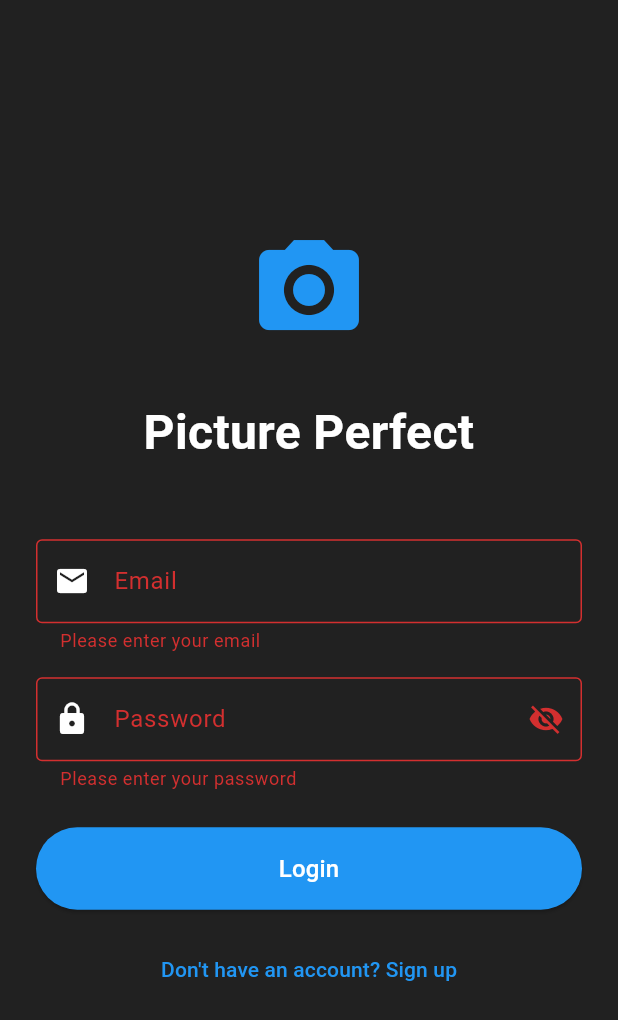
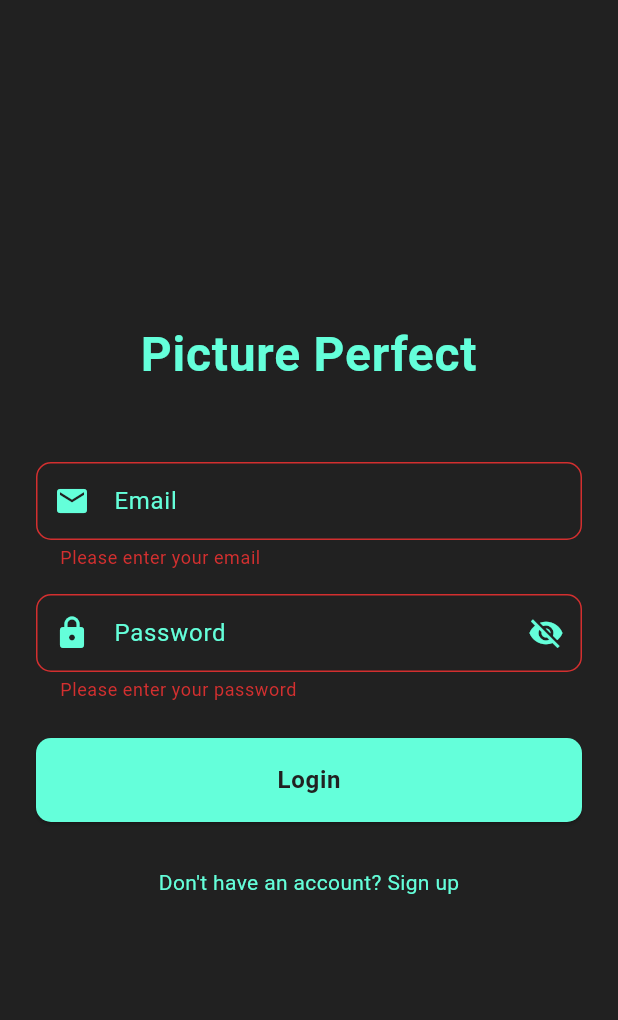
Before and after one commit to dhar135/picture-perfect, a Flutter app: the screen it shows after launch, after a tap on "Login", on a phone screen of 412 x 824 dp. Shown: the top 1020 px of the screen. Run offline on Flutter 3.47's test engine with Material 3 defaults, Android fonts, the phone set to English and light mode, and no system bars; our stand-ins replace firebase_auth, firebase_core; accounts and stored records are empty.

Commit message:
feat: update login page UI with theme integration, enhance error messages, and improve input field styling

```diff
--- a/picture_perfect/lib/src/presentation/pages/auth/login_page.dart
+++ b/picture_perfect/lib/src/presentation/pages/auth/login_page.dart
@@ -1,4 +1,5 @@
 import 'package:flutter/material.dart';
+import 'package:picture_perfect/src/core/theme/app_theme.dart';
 import 'package:picture_perfect/src/presentation/providers/auth_provider.dart';
 import 'package:provider/provider.dart';
 
@@ -23,22 +24,22 @@ class _LoginPageState extends State<LoginPage> {
       });
 
       try {
-        // Get AuthProvider from context
         final authProvider = Provider.of<AuthProvider>(context, listen: false);
-
         final success = await authProvider.signInWithEmailAndPassword(
           _emailController.text.trim(),
           _passwordController.text.trim(),
         );
-        // Navigate to home page on success
+
         if (mounted) {
           if (success) {
           } else {
-            // Show the error message from the provider
             ScaffoldMessenger.of(context).showSnackBar(
               SnackBar(
-                content: Text(authProvider.errorMessage ?? 'Login failed'),
-                backgroundColor: Colors.red,
+                content: Text(
+                  authProvider.errorMessage ?? 'Login failed',
+                  style: Theme.of(context).textTheme.bodyMedium,
+                ),
+                backgroundColor: Theme.of(context).colorScheme.error,
               ),
             );
           }
@@ -47,8 +48,11 @@ class _LoginPageState extends State<LoginPage> {
         if (mounted) {
           ScaffoldMessenger.of(context).showSnackBar(
             SnackBar(
-              content: Text(e.toString()),
-              backgroundColor: Colors.red,
+              content: Text(
+                e.toString(),
+                style: Theme.of(context).textTheme.bodyMedium,
+              ),
+              backgroundColor: Theme.of(context).colorScheme.error,
             ),
           );
         }
@@ -71,6 +75,8 @@ class _LoginPageState extends State<LoginPage> {
 
   @override
   Widget build(BuildContext context) {
+    final theme = Theme.of(context);
+
     return Scaffold(
       body: SafeArea(
         child: Center(
@@ -82,21 +88,16 @@ class _LoginPageState extends State<LoginPage> {
                 mainAxisAlignment: MainAxisAlignment.center,
                 crossAxisAlignment: CrossAxisAlignment.stretch,
                 children: [
-                  // App Logo
-                  const Icon(
-                    Icons.photo_camera,
-                    size: 80,
-                    color: Colors.blue,
-                  ),
-                  const SizedBox(height: 32),
+                  //TODO: Add app logo
 
                   // App Name
-                  const Text(
+                  Text(
                     'Picture Perfect',
                     textAlign: TextAlign.center,
-                    style: TextStyle(
+                    style: theme.textTheme.bodyLarge?.copyWith(
                       fontSize: 32,
                       fontWeight: FontWeight.bold,
+                      color: theme.colorScheme.secondary,
                     ),
                   ),
                   const SizedBox(height: 48),
@@ -105,10 +106,29 @@ class _LoginPageState extends State<LoginPage> {
                   TextFormField(
                     controller: _emailController,
                     keyboardType: TextInputType.emailAddress,
-                    decoration: const InputDecoration(
+                    style: theme.textTheme.bodyMedium,
+                    decoration: InputDecoration(
                       labelText: 'Email',
-                      prefixIcon: Icon(Icons.email),
-                      border: OutlineInputBorder(),
+                      labelStyle: TextStyle(color: theme.colorScheme.secondary),
+                      prefixIcon: Icon(
+                        Icons.email,
+                        color: theme.colorScheme.secondary,
+                      ),
+                      border: OutlineInputBorder(
+                        borderRadius: BorderRadius.circular(10),
+                        borderSide: BorderSide(color: theme.colorScheme.secondary),
+                      ),
+                      enabledBorder: OutlineInputBorder(
+                        borderRadius: BorderRadius.circular(10),
+                        borderSide: BorderSide(color: theme.colorScheme.secondary),
+                      ),
+                      focusedBorder: OutlineInputBorder(
+                        borderRadius: BorderRadius.circular(10),
+                        borderSide: BorderSide(
+                          color: theme.colorScheme.secondary,
+                          width: 2,
+                        ),
+                      ),
                     ),
                     validator: (value) {
                       if (value == null || value.isEmpty) {
@@ -127,15 +147,35 @@ class _LoginPageState extends State<LoginPage> {
                   TextFormField(
                     controller: _passwordController,
                     obscureText: !_isPasswordVisible,
+                    style: theme.textTheme.bodyMedium,
                     decoration: InputDecoration(
                       labelText: 'Password',
-                      prefixIcon: const Icon(Icons.lock),
-                      border: const OutlineInputBorder(),
+                      labelStyle: TextStyle(color: theme.colorScheme.secondary),
+                      prefixIcon: Icon(
+                        Icons.lock,
+                        color: theme.colorScheme.secondary,
+                      ),
+                      border: OutlineInputBorder(
+                        borderRadius: BorderRadius.circular(10),
+                        borderSide: BorderSide(color: theme.colorScheme.secondary),
+                      ),
+                      enabledBorder: OutlineInputBorder(
+                        borderRadius: BorderRadius.circular(10),
+                        borderSide: BorderSide(color: theme.colorScheme.secondary),
+                      ),
+                      focusedBorder: OutlineInputBorder(
+                        borderRadius: BorderRadius.circular(10),
+                        borderSide: BorderSide(
+                          color: theme.colorScheme.secondary,
+                          width: 2,
+                        ),
+                      ),
                       suffixIcon: IconButton(
                         icon: Icon(
                           _isPasswordVisible
                               ? Icons.visibility
                               : Icons.visibility_off,
+                          color: theme.colorScheme.secondary,
                         ),
                         onPressed: () {
                           setState(() {
@@ -161,21 +201,27 @@ class _LoginPageState extends State<LoginPage> {
                     onPressed: _isLoading ? null : _signIn,
                     style: ElevatedButton.styleFrom(
                       padding: const EdgeInsets.all(16),
-                      backgroundColor: Colors.blue,
-                      foregroundColor: Colors.white,
+                      backgroundColor: theme.colorScheme.secondary,
+                      foregroundColor: theme.scaffoldBackgroundColor,
+                      shape: RoundedRectangleBorder(
+                        borderRadius: BorderRadius.circular(10),
+                      ),
                     ),
                     child: _isLoading
-                        ? const SizedBox(
+                        ? SizedBox(
                             height: 20,
                             width: 20,
                             child: CircularProgressIndicator(
-                              color: Colors.white,
+                              color: theme.scaffoldBackgroundColor,
                               strokeWidth: 2,
                             ),
                           )
-                        : const Text(
+                        : Text(
                             'Login',
-                            style: TextStyle(fontSize: 16),
+                            style: theme.textTheme.bodyLarge?.copyWith(
+                              color: theme.scaffoldBackgroundColor,
+                              fontWeight: FontWeight.bold,
+                            ),
                           ),
                   ),
                   const SizedBox(height: 16),
@@ -185,9 +231,11 @@ class _LoginPageState extends State<LoginPage> {
                     onPressed: () {
                       Navigator.of(context).pushNamed('/signup');
                     },
-                    child: const Text(
+                    child: Text(
                       "Don't have an account? Sign up",
-                      style: TextStyle(color: Colors.blue),
+                      style: theme.textTheme.bodyMedium?.copyWith(
+                        color: theme.colorScheme.secondary,
+                      ),
                     ),
                   ),
                 ],
```
